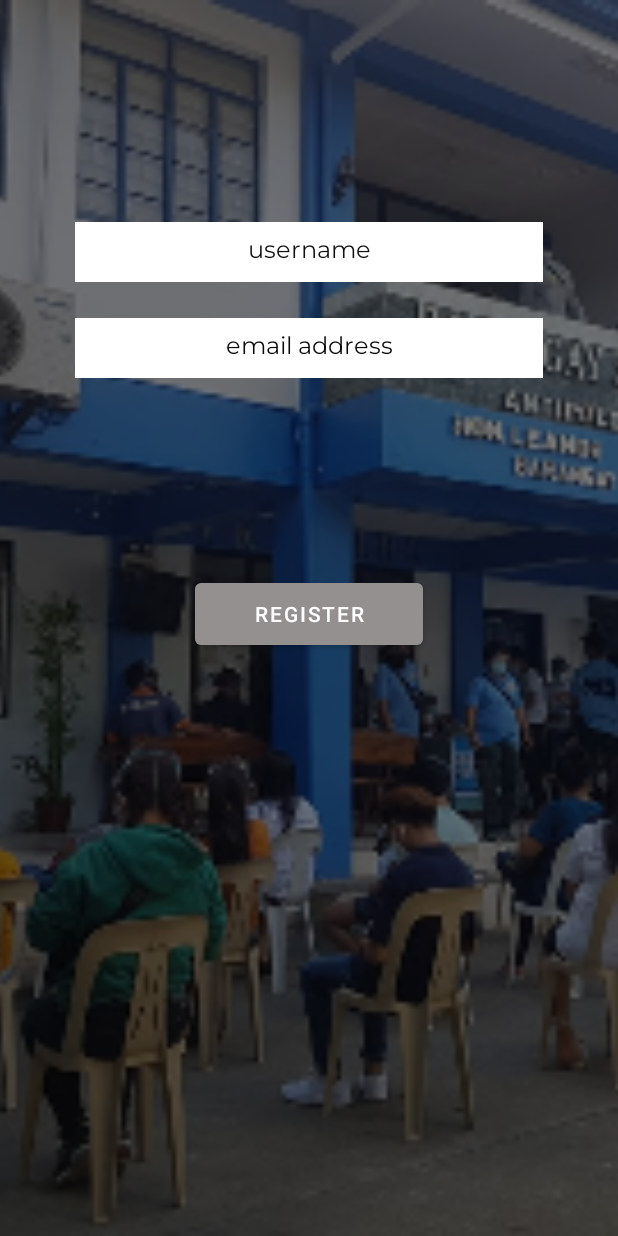
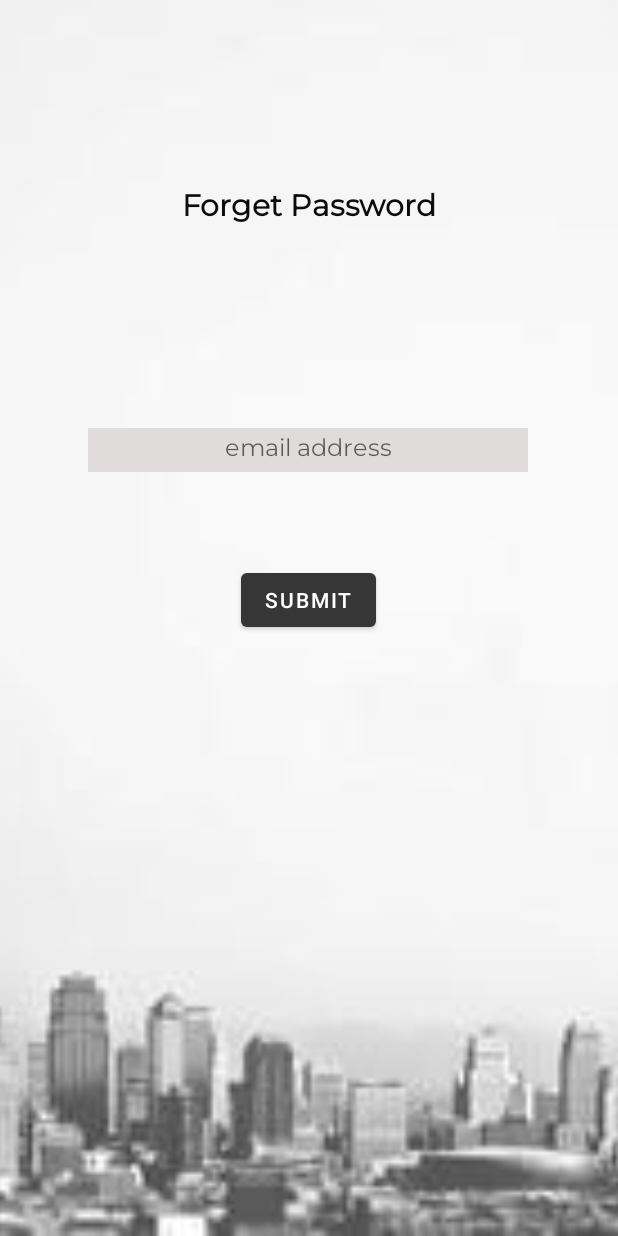
Before and after one commit to kapeschizo/ebrgysr, an Android app: the ForgetPass screen opened directly, with no data from a screen before it, on a phone screen of 412 x 824 dp. Run offline under Robolectric (Android 15) with nearby library versions, the phone set to English and light mode, and no system bars; our stand-ins replace Volley.

Commit message:
added forgot pass

```diff
--- a/app/src/main/AndroidManifest.xml
+++ b/app/src/main/AndroidManifest.xml
@@ -1,16 +1,19 @@
 <?xml version="1.0" encoding="utf-8"?>
 <manifest xmlns:android="http://schemas.android.com/apk/res/android"
     package="com.bsrebrgy.ebsrv1">
-    <uses-permission android:name="android.permission.INTERNET"/>
+
+    <uses-permission android:name="android.permission.INTERNET" />
 
     <application
         android:allowBackup="true"
         android:icon="@mipmap/ic_launcher"
         android:label="@string/app_name"
         android:supportsRtl="true"
-        android:usesCleartextTraffic="true"
-        android:theme="@style/Theme.EBSRV1">
-        <activity android:name=".Register"></activity>
+        android:theme="@style/Theme.EBSRV1"
+        android:usesCleartextTraffic="true">
+        <activity android:name=".ForgetPass"></activity>
+        <activity android:name=".Profile" />
+        <activity android:name=".Register" />
         <activity android:name=".Login" />
         <activity android:name=".MainActivity" />
         <activity android:name=".Intro">
--- a/app/src/main/java/com/bsrebrgy/ebsrv1/Register.kt
+++ b/app/src/main/java/com/bsrebrgy/ebsrv1/ForgetPass.kt
@@ -1,55 +1,47 @@
 package com.bsrebrgy.ebsrv1
 
 import android.content.Intent
+import androidx.appcompat.app.AppCompatActivity
 import android.os.Bundle
 import android.widget.Button
 import android.widget.EditText
+import android.widget.TextView
 import android.widget.Toast
-import androidx.appcompat.app.AppCompatActivity
 import com.android.volley.AuthFailureError
 import com.android.volley.DefaultRetryPolicy
 import com.android.volley.Response
 import com.android.volley.toolbox.StringRequest
 import com.android.volley.toolbox.Volley
-import java.util.*
+import java.util.HashMap
 
-
-class Register : AppCompatActivity() {
-    var userRegEtxt: EditText? = null
-    var emailRegEtxt: EditText? = null
-    var signUpBtn: Button? = null
-    var url: String = "http://192.168.1.9/Ebrgy/API/sendEmail.php"
+class ForgetPass : AppCompatActivity() {
+    var emailForgetETxt: EditText? = null
+    var forgetBtn: Button? = null
+    var url: kotlin.String = "http://192.168.1.6/Ebrgy/API/forgotAPI.php"
     override fun onCreate(savedInstanceState: Bundle?) {
         super.onCreate(savedInstanceState)
-        setContentView(R.layout.activity_register)
-        userRegEtxt = findViewById<EditText>(R.id.userSignEtxt)
-        emailRegEtxt = findViewById<EditText>(R.id.emailSignEtxt)
-        signUpBtn = findViewById<Button>(R.id.signUpBtn)
+        setContentView(R.layout.activity_forget_pass)
 
-        signUpBtn!!.setOnClickListener {
-            register(
-                userRegEtxt!!.text.toString(),
-                emailRegEtxt!!.text.toString()
+        val forgetBtn = findViewById<TextView>(R.id.forgetBtn)
+        emailForgetETxt = findViewById<EditText>(R.id.emailForgetEtxt)
+        forgetBtn!!.setOnClickListener {
+            forget(
+                emailForgetETxt!!.text.toString()
             )
         }
     }
 
-    private fun register(user: String, email: String) {
+    private fun forget(email: String) {
 
         val request: StringRequest =
             object : StringRequest(Method.POST, url, Response.Listener { response ->
-                userRegEtxt!!.setText(" ")
-                emailRegEtxt!!.setText(" ")
+                emailForgetETxt!!.setText(" ")
                 Toast.makeText(applicationContext, response, Toast.LENGTH_LONG).show()
-
-                if (response == "Register Successful") {
-                    val loginIntent = Intent(this, Login::class.java)
-                    startActivity(loginIntent)
-                }
+                val loginIntent = Intent(this,Login::class.java)
+                startActivity(loginIntent)
 
             }, Response.ErrorListener { error ->
-                userRegEtxt!!.setText(" ")
-                emailRegEtxt!!.setText(" ")
+                emailForgetETxt!!.setText(" ")
                 Toast.makeText(applicationContext, error.toString(), Toast.LENGTH_LONG).show()
             }
             ) {
@@ -57,12 +49,10 @@ class Register : AppCompatActivity() {
                 override fun getParams(): kotlin.collections.MutableMap<String, String> {
                     val map: kotlin.collections.MutableMap<String, String> =
                         HashMap<String, String>()
-                    map.put("user", user)
                     map.put("email", email)
                     return map
                 }
             }
-
         request.retryPolicy = DefaultRetryPolicy(
             0,
             DefaultRetryPolicy.DEFAULT_MAX_RETRIES,
--- /dev/null
+++ b/app/src/main/res/layout/activity_forget_pass.xml
@@ -0,0 +1,64 @@
+<?xml version="1.0" encoding="utf-8"?>
+<androidx.constraintlayout.widget.ConstraintLayout xmlns:android="http://schemas.android.com/apk/res/android"
+    xmlns:app="http://schemas.android.com/apk/res-auto"
+    xmlns:tools="http://schemas.android.com/tools"
+    android:layout_width="match_parent"
+    android:layout_height="match_parent"
+    tools:context=".ForgetPass">
+
+    <ImageView
+        android:id="@+id/imageView9"
+        android:layout_width="0dp"
+        android:layout_height="0dp"
+        android:scaleType="centerCrop"
+        app:layout_constraintBottom_toBottomOf="parent"
+        app:layout_constraintEnd_toEndOf="parent"
+        app:layout_constraintStart_toStartOf="parent"
+        app:layout_constraintTop_toTopOf="parent"
+        app:srcCompat="@drawable/forgotbg" />
+
+    <TextView
+        android:id="@+id/textView2"
+        android:layout_width="wrap_content"
+        android:layout_height="wrap_content"
+        android:layout_marginTop="124dp"
+        android:fontFamily="@font/montserrat"
+        android:text="Forget Password"
+        android:textColor="#0C0C0C"
+        android:textSize="20sp"
+        android:textStyle="bold"
+        app:layout_constraintEnd_toEndOf="parent"
+        app:layout_constraintStart_toStartOf="parent"
+        app:layout_constraintTop_toTopOf="parent" />
+
+    <Button
+        android:id="@+id/forgetBtn"
+        android:layout_width="wrap_content"
+        android:layout_height="wrap_content"
+        android:layout_marginTop="4dp"
+        android:text="SUBMIT"
+        app:layout_constraintBottom_toBottomOf="parent"
+        app:layout_constraintEnd_toEndOf="parent"
+        app:layout_constraintHorizontal_bias="0.498"
+        app:layout_constraintStart_toStartOf="parent"
+        app:layout_constraintTop_toBottomOf="@+id/emailForgetEtxt"
+        app:layout_constraintVertical_bias="0.125" />
+
+    <EditText
+        android:id="@+id/emailForgetEtxt"
+        android:layout_width="293dp"
+        android:layout_height="29dp"
+        android:layout_marginTop="132dp"
+        android:background="#E1DCDC"
+        android:ems="10"
+        android:fontFamily="@font/montserrat"
+        android:hint="email address"
+        android:inputType="textEmailAddress"
+        android:textAlignment="center"
+        android:textColor="#0B0A0A"
+        android:textSize="16sp"
+        app:layout_constraintEnd_toEndOf="parent"
+        app:layout_constraintHorizontal_bias="0.496"
+        app:layout_constraintStart_toStartOf="parent"
+        app:layout_constraintTop_toBottomOf="@+id/textView2" />
+</androidx.constraintlayout.widget.ConstraintLayout>
```
Also changed, not shown: app/src/main/java/com/bsrebrgy/ebsrv1/Login.kt (+9 -3 lines), app/src/main/java/com/bsrebrgy/ebsrv1/Profile.kt (added, +11 -0 lines), app/src/main/res/layout/activity_login.xml (+17 -4 lines), app/src/main/res/layout/activity_profile.xml (added, +9 -0 lines), app/src/main/res/drawable-hdpi/forgotbg.jpg (added), app/src/main/res/drawable-ldpi/forgotbg.jpg (added), app/src/main/res/drawable-mdpi/forgotbg.jpg (added), app/src/main/res/drawable-xhdpi/forgotbg.jpg (added), app/src/main/res/drawable-xxhdpi/forgotbg.jpg (added), app/src/main/res/drawable-xxxhdpi/forgotbg.jpg (added).
